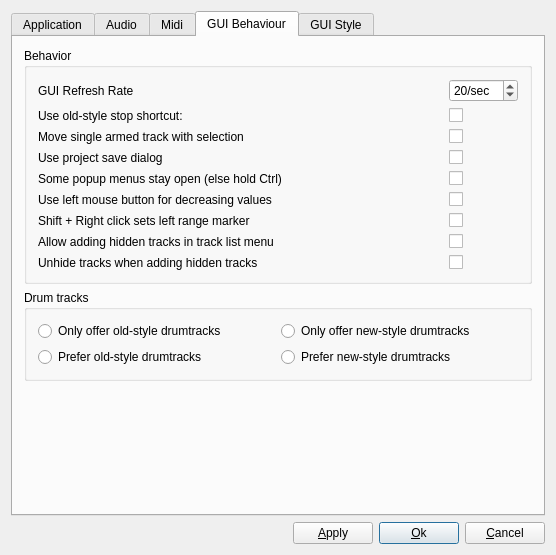
The window that muse2/muse/widgets/gensetbase.ui (emrum/muse) describes before a commit, drawn with Qt 5.
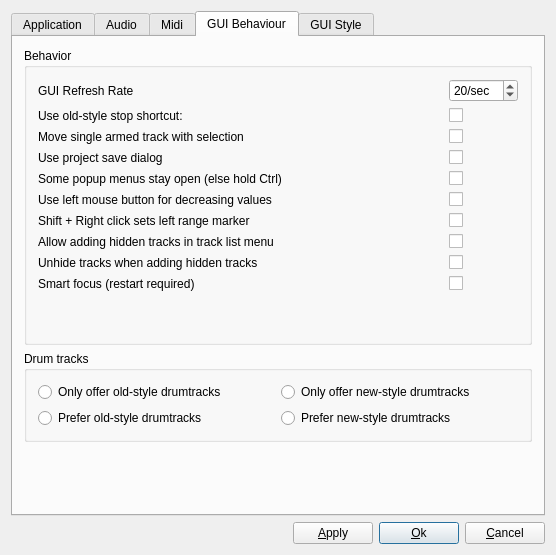
The same window after the commit. The open tabs and pages were chosen to show the change.

Patch:
```diff
--- a/muse2/muse/widgets/gensetbase.ui
+++ b/muse2/muse/widgets/gensetbase.ui
@@ -1470,6 +1470,49 @@
             </property>
            </widget>
           </item>
+          <item row="9" column="0">
+           <widget class="QLabel" name="label5">
+            <property name="text">
+             <string>Smart focus (restart required)</string>
+            </property>
+            <property name="wordWrap">
+             <bool>false</bool>
+            </property>
+           </widget>
+          </item>
+          <item row="9" column="1">
+           <widget class="QCheckBox" name="smartFocusCheckBox">
+            <property name="sizePolicy">
+             <sizepolicy hsizetype="Fixed" vsizetype="Fixed">
+              <horstretch>0</horstretch>
+              <verstretch>0</verstretch>
+             </sizepolicy>
+            </property>
+            <property name="text">
+             <string/>
+            </property>
+            <property name="toolTip">
+             <string>Smart focus</string>
+            </property>
+            <property name="whatsThis">
+             <string>After editing, controls will return
+ focus to their respective canvas</string>
+            </property>
+           </widget>
+          </item>
+          <item row="10" column="0">
+           <spacer name="verticalSpacer_2">
+            <property name="orientation">
+             <enum>Qt::Vertical</enum>
+            </property>
+            <property name="sizeHint" stdset="0">
+             <size>
+              <width>20</width>
+              <height>40</height>
+             </size>
+            </property>
+           </spacer>
+          </item>
          </layout>
         </widget>
        </item>
```
